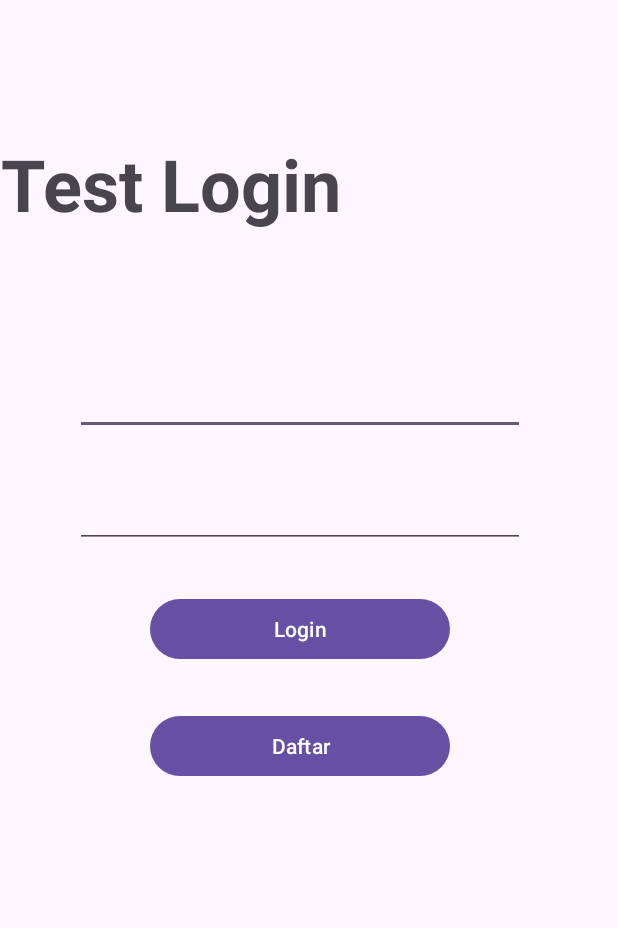
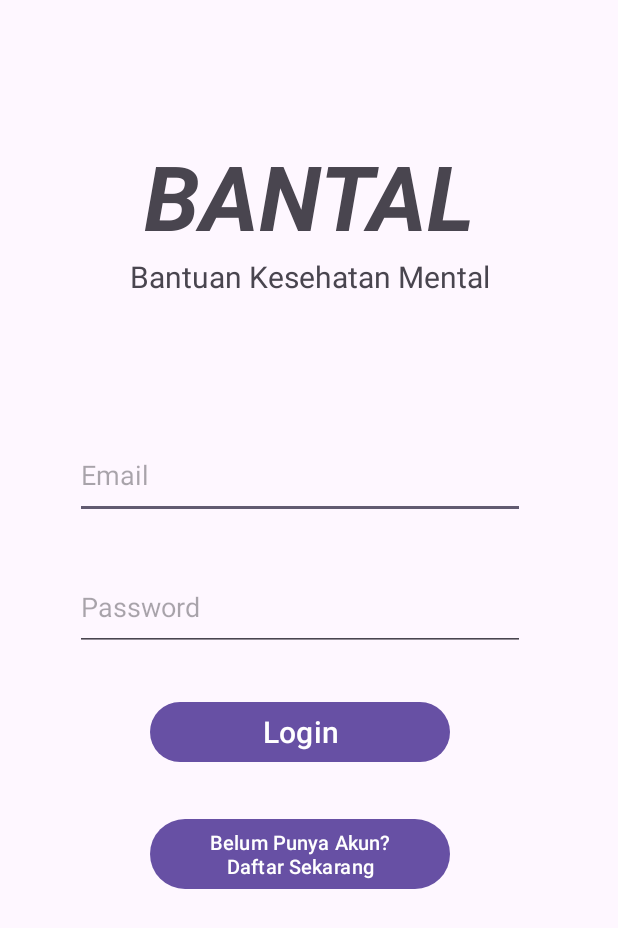
Before and after one commit to vianozx/BantalApp, an Android app: the screen it shows after launch (MainActivity), on a phone screen of 412 x 824 dp. Shown: the top 928 px of the screen. Run offline under Robolectric (Android 15) with nearby library versions, the phone set to English and light mode, and no system bars; our stand-ins replace Firebase (no records; nobody signed in at launch, a user with empty details on screens opened directly).

Commit message:
tampilan 1

```diff
--- a/app/src/main/res/layout/activity_main.xml
+++ b/app/src/main/res/layout/activity_main.xml
@@ -10,36 +10,47 @@
     <LinearLayout
         android:layout_width="match_parent"
         android:layout_height="match_parent"
-        android:orientation="vertical">
+        android:orientation="vertical"
+        app:layout_constraintStart_toStartOf="parent">
 
         <TextView
-            android:layout_width="wrap_content"
+            android:layout_width="match_parent"
             android:layout_height="wrap_content"
             android:layout_marginTop="90dp"
             android:gravity="center"
-            android:text="Test Login"
-            android:textSize="48sp"
-            android:textStyle="bold"
+            android:text="BANTAL"
+            android:textSize="60sp"
+            android:textStyle="bold|italic"
             app:layout_constraintEnd_toEndOf="parent"
             app:layout_constraintStart_toStartOf="parent"
             app:layout_constraintTop_toTopOf="parent" />
 
+        <TextView
+            android:id="@+id/textView"
+            android:layout_width="match_parent"
+            android:layout_height="wrap_content"
+            android:gravity="center"
+            android:text="Bantuan Kesehatan Mental"
+            android:textSize="20sp" />
+
         <EditText
             android:id="@+id/emailInput"
             android:layout_width="300sp"
-            android:layout_height="wrap_content"
+            android:layout_height="58dp"
             android:layout_marginStart="50dp"
             android:layout_marginTop="90dp"
             android:ems="10"
+            android:hint="Email"
             android:inputType="textEmailAddress" />
 
         <EditText
             android:id="@+id/passInput"
             android:layout_width="300sp"
-            android:layout_height="wrap_content"
+            android:layout_height="58dp"
             android:layout_marginStart="50dp"
             android:layout_marginTop="30dp"
             android:ems="10"
+            android:hint="Password"
             android:inputType="textPassword" />
 
         <Button
@@ -49,7 +60,8 @@
             android:layout_marginStart="100dp"
             android:layout_marginTop="30dp"
             android:onClick="masuk"
-            android:text="Login" />
+            android:text="Login"
+            android:textSize="20sp" />
 
         <Button
             android:id="@+id/bDaftar"
@@ -58,7 +70,8 @@
             android:layout_marginStart="100dp"
             android:layout_marginTop="30dp"
             android:onClick="daftar"
-            android:text="Daftar" />
+            android:text="Belum Punya Akun? Daftar Sekarang"
+            android:textSize="13sp" />
 
     </LinearLayout>
 
```
Also changed, not shown: app/src/main/res/layout/activity_sign_up.xml (+20 -8 lines).
